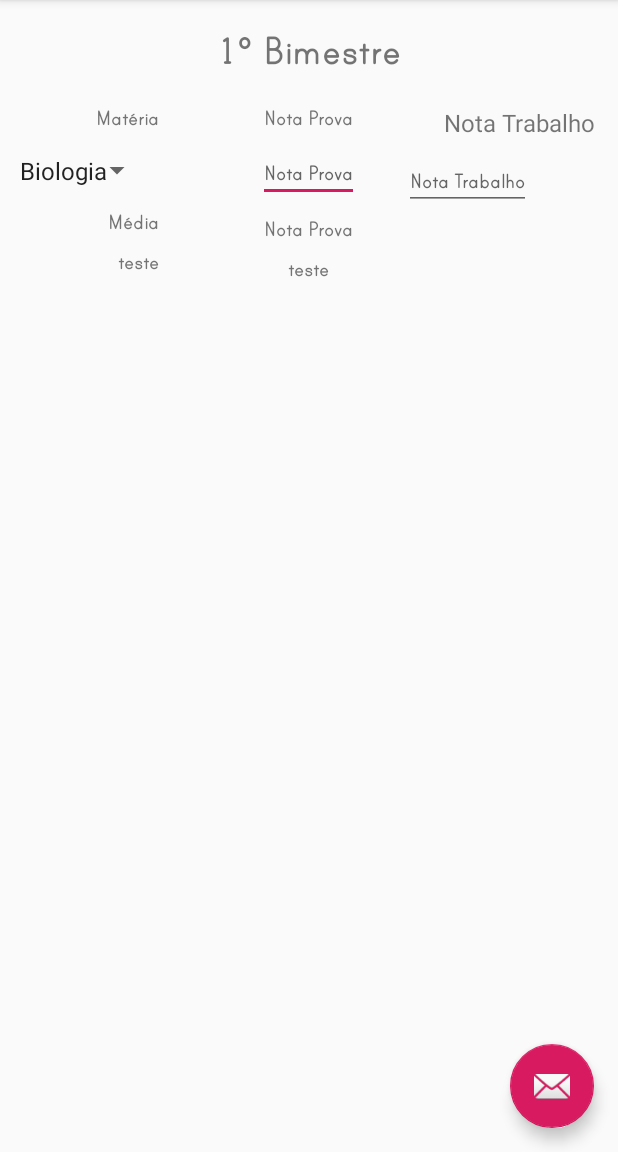
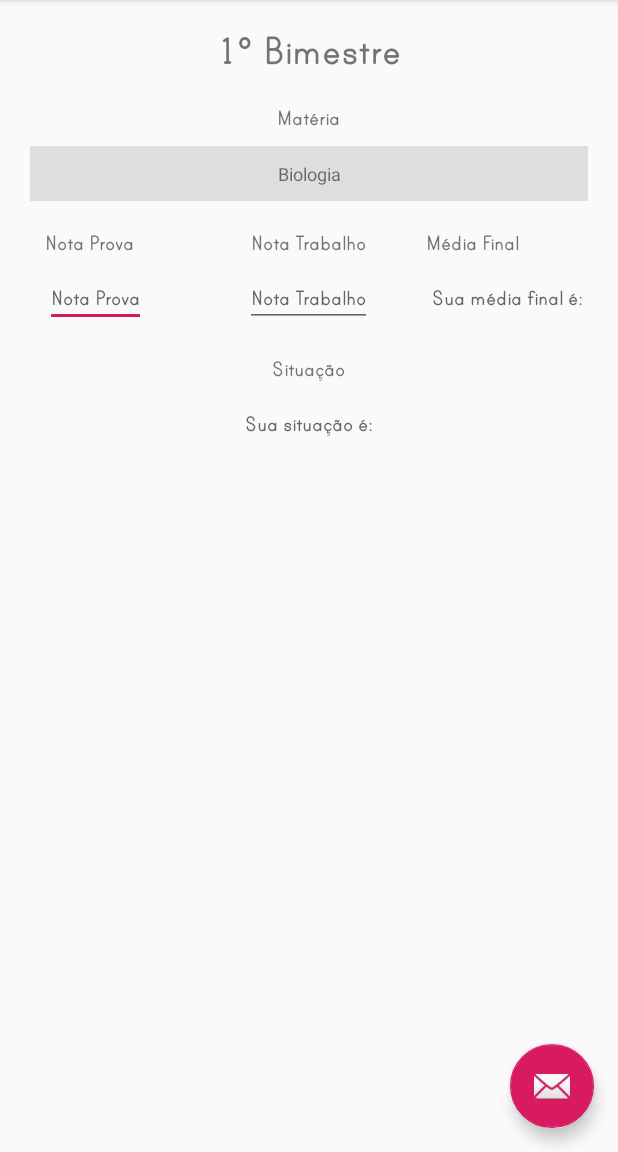
Before and after one commit to ValmirBP/AppMediaEscolar, an Android app: the screen it shows after launch (MainActivity), on a phone screen of 412 x 824 dp, the part 84-1236 px from its top. Run offline under Robolectric (Android 15) with nearby library versions, the phone set to English and light mode, and no system bars.

Commit message:
layout finished

```diff
--- a/app/src/main/java/com/example/mediaescolar/Constant.java
+++ b/app/src/main/java/com/example/mediaescolar/Constant.java
@@ -1,7 +1,19 @@
 package com.example.mediaescolar;
+
+import android.graphics.Typeface;
+import android.widget.TextView;
 
 public class Constant {
 
     public static final String MATEMATICA = "Matemática";
-
+    public static final String BIOLOGIA = "Biologia";
+    public static final String FILOSOFIA = "Filosofia";
+    public static final String FISICA = "Física";
+    public static final String QUIMICA = "Química";
+    public static final String HISTORIA = "História";
+    public static final String PORTUGUES = "Português";
+    public static final String LITERATURA = "Literatura";
+    public static final String GEOGRAFIA  = "Geografia";
+    public static final String SOCIOLOGIA = "Sociologia";
+    public static final String INGLES = "Inglês";
 }
--- a/app/src/main/java/com/example/mediaescolar/MainActivity.java
+++ b/app/src/main/java/com/example/mediaescolar/MainActivity.java
@@ -42,7 +42,7 @@ public class MainActivity extends AppCompatActivity {
         TextView txtTit = findViewById(R.id.txtBI1);
         TextView txtMat1 = findViewById(R.id.txtMat1);
         TextView txtProv1 = findViewById(R.id.txtProv1);
-        TextView txtTrab1 = findViewById(R.id.txtProv1);
+        TextView txtTrab1 = findViewById(R.id.txtTrab1);
         Spinner s = findViewById(R.id.Spinner01);
         TextView edtProv1 = findViewById(R.id.edtProv1);
         TextView edtTrab1 = findViewById(R.id.edtTrab1);
@@ -51,6 +51,7 @@ public class MainActivity extends AppCompatActivity {
         TextView txtMedFim1 = findViewById(R.id.txtMedFim1);
         TextView txtSitFim1 = findViewById(R.id.txtSitFim1);
 
+
 // Inserção de um novo tipo de fonte no layout.
 
         Typeface font = Typeface.createFromAsset(getAssets(), "print_bold_tt.ttf");
@@ -58,7 +59,6 @@ public class MainActivity extends AppCompatActivity {
         txtMat1.setTypeface(font);
         txtProv1.setTypeface(font);
         txtTrab1.setTypeface(font);
-        //s.setTypeface(font);
         edtProv1.setTypeface(font);
         edtTrab1.setTypeface(font);
         txtMed1.setTypeface(font);
@@ -68,13 +68,12 @@ public class MainActivity extends AppCompatActivity {
 
 // Aqui é toda a declaração das listas do dropbox com o nome das matérias
 
-        array_spinner = new String[]{"Biologia", "Filosofia", "Física", "Química", "História",
-                "Língua Portuguesa", Constant.MATEMATICA, "Literatonura", "Geografia", "Sociologia", "Inglês"};
+        array_spinner = new String[]{ Constant.MATEMATICA,Constant.BIOLOGIA,Constant.FILOSOFIA,Constant.FISICA,Constant.GEOGRAFIA,Constant.HISTORIA,
+                Constant.INGLES,Constant.LITERATURA,Constant.PORTUGUES,Constant.QUIMICA,Constant.SOCIOLOGIA};
         Arrays.sort(array_spinner);
 
 
-        ArrayAdapter adapter = new ArrayAdapter(this,
-                android.R.layout.simple_spinner_item, array_spinner);
+        ArrayAdapter adapter = new ArrayAdapter(this,R.layout.spinner_materia, array_spinner);
         s.setAdapter(adapter);
 
 
--- a/app/src/main/res/layout/activity_main.xml
+++ b/app/src/main/res/layout/activity_main.xml
@@ -22,6 +22,7 @@
 
     <include layout="@layout/content_main" />
 
+
     <android.support.design.widget.FloatingActionButton
         android:id="@+id/fab"
         android:layout_width="wrap_content"
--- a/app/src/main/res/layout/content_main.xml
+++ b/app/src/main/res/layout/content_main.xml
@@ -22,18 +22,27 @@
         android:layout_width="wrap_content"
         android:layout_height="wrap_content"
         android:layout_below="@id/txtBI1"
+        android:layout_centerHorizontal="true"
         android:layout_marginTop="20dp"
-        android:layout_marginEnd="70dp"
-        android:layout_toStartOf="@id/txtProv1"
         android:text="@string/Mat1"
         android:textSize="16sp" />
+
+    <Spinner
+        android:id="@+id/Spinner01"
+        android:layout_width="match_parent"
+        android:layout_height="wrap_content"
+        android:layout_below="@+id/txtMat1"
+        android:layout_marginStart="20dp"
+        android:layout_marginTop="10dp"
+        android:layout_marginEnd="20dp"
+        android:background="#ADD3D0D0" />
 
     <TextView
         android:id="@+id/txtProv1"
         android:layout_width="wrap_content"
         android:layout_height="wrap_content"
-        android:layout_below="@id/txtBI1"
-        android:layout_centerHorizontal="true"
+        android:layout_below="@id/Spinner01"
+        android:layout_marginStart="30dp"
         android:layout_marginTop="20dp"
         android:text="@string/Prov1"
         android:textSize="16sp" />
@@ -42,59 +51,63 @@
         android:id="@+id/txtTrab1"
         android:layout_width="wrap_content"
         android:layout_height="wrap_content"
-        android:layout_below="@id/txtBI1"
-        android:layout_alignStart="@id/txtProv1"
-        android:layout_marginStart="120dp"
+        android:layout_below="@id/Spinner01"
+        android:layout_centerHorizontal="true"
+        android:layout_marginStart="110dp"
         android:layout_marginTop="20dp"
         android:text="@string/Trab1"
         android:textAlignment="center"
         android:textSize="16sp" />
+
+    <TextView
+        android:id="@+id/txtMed1"
+        android:layout_width="wrap_content"
+        android:layout_height="wrap_content"
+        android:layout_below="@id/Spinner01"
+        android:layout_marginTop="20dp"
+        android:layout_toEndOf="@id/txtTrab1"
+        android:layout_marginStart="40dp"
+        android:text="@string/Med1"
+        android:textSize="16sp"/>
+
 
     <EditText
         android:id="@+id/edtProv1"
         android:layout_width="wrap_content"
         android:layout_height="wrap_content"
         android:layout_below="@id/txtProv1"
-        android:layout_centerHorizontal="true"
         android:layout_marginTop="10dp"
+        android:layout_marginStart="30dp"
         android:hint="@string/Prov1"
         android:inputType="numberDecimal"
         android:maxLength="3"
-        android:textSize="16sp"/>
+        android:textSize="16sp" />
 
-    <Spinner
-        android:id="@+id/Spinner01"
-        android:layout_width="wrap_content"
-        android:layout_height="wrap_content"
-        android:layout_below="@+id/txtMat1"
-        android:layout_marginTop="10dp"
-        android:layout_marginEnd="70dp"
-        android:layout_toStartOf="@id/edtProv1"
-        android:padding="5dp"/>
 
     <EditText
         android:id="@+id/edtTrab1"
         android:layout_width="wrap_content"
         android:layout_height="wrap_content"
         android:layout_below="@+id/txtTrab1"
-        android:layout_marginLeft="30dp"
+        android:layout_centerHorizontal="true"
         android:layout_marginTop="10dp"
-        android:layout_toEndOf="@+id/edtProv1"
         android:hint="@string/Trab1"
         android:inputType="numberDecimal"
         android:maxLength="3"
-        android:textSize="16sp"/>
+        android:textSize="16sp" />
 
     <TextView
-        android:id="@+id/txtMed1"
+        android:id="@+id/txtMedFim1"
         android:layout_width="wrap_content"
         android:layout_height="wrap_content"
-        android:layout_below="@id/Spinner01"
-        android:layout_marginTop="10dp"
-        android:layout_marginEnd="70dp"
-        android:layout_toStartOf="@id/txtProv1"
-        android:text="@string/Med1"
-        android:textSize="16sp" />
+        android:layout_below="@id/txtMed1"
+        android:layout_marginTop="20dp"
+        android:layout_toEndOf="@id/edtTrab1"
+        android:layout_marginStart="40dp"
+        android:layout_marginEnd="20dp"
+        android:textAlignment="center"
+        android:textSize="16sp"
+        android:hint="@string/MedFim1"/>
 
     <TextView
         android:id="@+id/txtSit1"
@@ -102,27 +115,18 @@
         android:layout_height="wrap_content"
         android:layout_below="@id/edtProv1"
         android:layout_centerHorizontal="true"
-        android:layout_marginTop="10dp"
-        android:text="@string/Prov1"
-        android:textSize="16sp"/>
+        android:layout_marginTop="20dp"
+        android:text="@string/Sit1"
+        android:textSize="16sp" />
 
-    <TextView
-        android:id="@+id/txtMedFim1"
-        android:layout_width="wrap_content"
-        android:layout_height="wrap_content"
-        android:text="teste"
-        android:layout_below="@+id/txtMed1"
-        android:layout_marginTop="10dp"
-        android:layout_toStartOf="@id/txtProv1"
-        android:layout_marginEnd="70dp"
-        android:textSize="16sp"/>
     <TextView
         android:id="@+id/txtSitFim1"
         android:layout_width="wrap_content"
         android:layout_height="wrap_content"
-        android:text="teste"
-        android:layout_below="@+id/txtSit1"
-        android:layout_marginTop="10dp"
+        android:layout_below="@id/txtSit1"
+        android:layout_marginTop="20dp"
         android:layout_centerHorizontal="true"
+        android:hint="@string/SitFim1"
         android:textSize="16sp"/>
+
 </RelativeLayout>
--- /dev/null
+++ b/app/src/main/res/layout/spinner_materia.xml
@@ -0,0 +1,9 @@
+<?xml version="1.0" encoding="utf-8"?>
+<TextView
+    xmlns:android="http://schemas.android.com/apk/res/android"
+    android:layout_width="match_parent"
+    android:layout_height="wrap_content"
+    android:textSize="12sp"
+    android:gravity="center_horizontal"
+    android:padding="10dp"
+    android:id="@+id/txtSpinner"/>
--- a/app/src/main/res/values/strings.xml
+++ b/app/src/main/res/values/strings.xml
@@ -5,5 +5,8 @@
     <string name="Mat1">Matéria</string>
     <string name="Prov1">Nota Prova</string>
     <string name="Trab1">Nota Trabalho</string>
-    <string name="Med1">Média</string>
+    <string name="Med1">Média Final</string>
+    <string name="Sit1">Situação</string>
+    <string name="SitFim1">Sua situação é:</string>
+    <string name="MedFim1">Sua média final é: </string>
 </resources>
```
